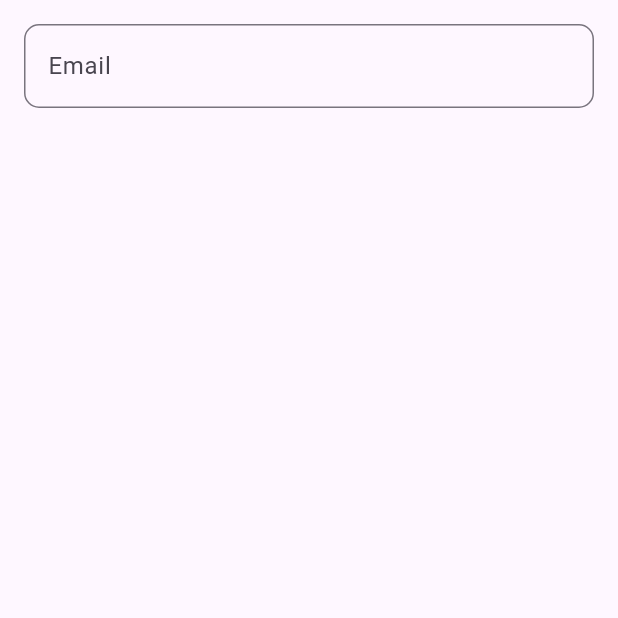
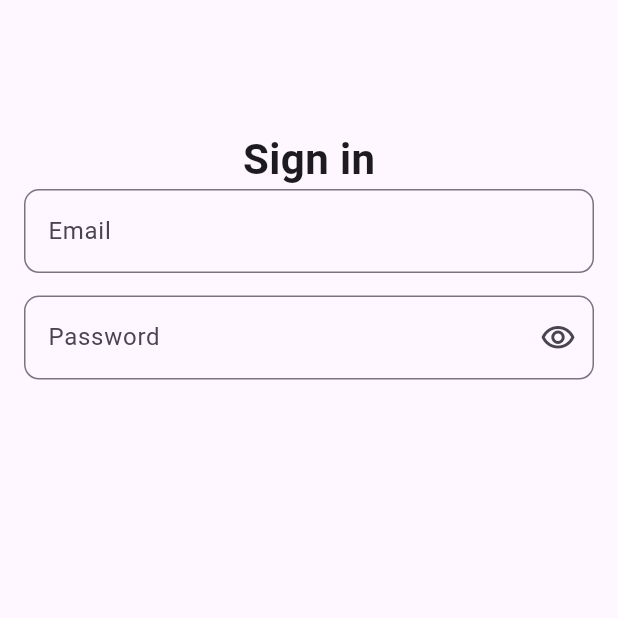
Before and after one commit to rimabenticha/noteary, a Flutter app: the screen it shows after launch, on a phone screen of 412 x 824 dp, the top half of it. Run offline on Flutter 3.47's test engine with Material 3 defaults, Android fonts, the phone set to English and light mode, and no system bars; our stand-ins replace cloud_firestore, dartz, dio, equatable, firebase_auth, get_it and 1 more; accounts and stored records are empty.

Commit message:
added password text form field

```diff
--- /dev/null
+++ b/lib/core/styles/styles.dart
@@ -0,0 +1,44 @@
+  import 'package:flutter/material.dart';
+
+abstract class Styles {
+  static const textStyle12 = TextStyle(
+    fontSize: 12,
+    fontWeight: FontWeight.normal,
+  );
+  static const textStyle13 = TextStyle(
+    fontSize: 13,
+    fontWeight: FontWeight.normal,
+  );
+  static const textStyle14 = TextStyle(
+    fontSize: 14,
+    fontWeight: FontWeight.normal,
+  );
+  static const textStyle16 = TextStyle(
+    fontSize: 16,
+    fontWeight: FontWeight.normal,
+  );
+  static const textStyle18 = TextStyle(
+    fontSize: 18,
+    fontWeight: FontWeight.normal,
+  );
+  static const textStyle20 = TextStyle(
+    fontSize: 20,
+    fontWeight: FontWeight.normal,
+  );
+  static const textStyle22 = TextStyle(
+    fontSize: 22,
+    fontWeight: FontWeight.normal,
+  );
+  static const textStyle24 = TextStyle(
+    fontSize: 24,
+    fontWeight: FontWeight.normal,
+  );
+  static const textStyle26 = TextStyle(
+    fontSize: 26,
+    fontWeight: FontWeight.normal,
+  );
+  static const textStyle28 = TextStyle(
+    fontSize: 28,
+    fontWeight: FontWeight.normal,
+  );
+}
--- /dev/null
+++ b/lib/core/widgets/custom_password_text_field.dart
@@ -0,0 +1,58 @@
+import 'package:flutter/material.dart';
+import 'package:flutter_application_1/core/styles/sizes.dart';
+
+class CustomPasswordTextField extends StatefulWidget {
+  const CustomPasswordTextField({
+    super.key,
+    required this.textController,
+    required this.label,
+    required this.hintText,
+    required this.warningText,
+  });
+
+  final TextEditingController textController;
+  final String label;
+  final String hintText;
+  final String warningText;
+
+  @override
+  State<CustomPasswordTextField> createState() =>
+      _CustomPasswordTextFieldState();
+}
+
+class _CustomPasswordTextFieldState extends State<CustomPasswordTextField> {
+  bool _isVisible = true;
+
+  @override
+  Widget build(BuildContext context) {
+    return TextFormField(
+      obscureText: _isVisible,
+      controller: widget.textController,
+      validator: (value) {
+        if (value == null || value.isEmpty) {
+          return widget.warningText;
+        }
+        return null;
+      },
+      decoration: InputDecoration(
+        hintText: widget.hintText,
+        label: Text(widget.label),
+        border: OutlineInputBorder(
+          borderRadius: kRadius10,
+          borderSide: const BorderSide(width: 1),
+        ),
+        suffixIcon: IconButton(
+          onPressed: () {
+            setState(() {
+              _isVisible = !_isVisible;
+            });
+          },
+          icon:
+              _isVisible
+                  ? const Icon(Icons.visibility_outlined)
+                  : const Icon(Icons.visibility_off_outlined),
+        ),
+      ),
+    );
+  }
+}
--- a/lib/features/auth/presentation/views/widgets/sign_in_form.dart
+++ b/lib/features/auth/presentation/views/widgets/sign_in_form.dart
@@ -1,4 +1,5 @@
 import 'package:flutter/material.dart';
+import 'package:flutter_application_1/core/widgets/custom_password_text_field.dart';
 import 'package:flutter_application_1/core/widgets/custom_text_form_field.dart';
 
 class SignInForm extends StatefulWidget {
@@ -32,6 +33,14 @@ class _SignInFormState extends State<SignInForm> {
             hintText: 'Enter your email',
             warningText: 'Please enter your email!',
           ),
+          const SizedBox(height: 15),
+          CustomPasswordTextField(
+            textController: _passwordController,
+            label: 'Password',
+            hintText: 'Enter your password',
+            warningText: 'Please enter your password!',
+          ),
+
         ],
       ),
     );
--- a/lib/features/auth/presentation/views/widgets/signin_screen_body.dart
+++ b/lib/features/auth/presentation/views/widgets/signin_screen_body.dart
@@ -1,4 +1,5 @@
 import 'package:flutter/material.dart';
+import 'package:flutter_application_1/core/styles/styles.dart';
 import 'package:flutter_application_1/features/auth/presentation/views/widgets/sign_in_form.dart';
 
 class SigninScreenBody extends StatelessWidget {
@@ -6,9 +7,20 @@ class SigninScreenBody extends StatelessWidget {
 
   @override
   Widget build(BuildContext context) {
-    return const SingleChildScrollView(
-      padding: EdgeInsets.all(16),
-      child: SignInForm(),
+    return SingleChildScrollView(
+      padding: const EdgeInsets.all(16),
+      child: Column(
+        children: [
+          SizedBox(height: MediaQuery.of(context).size.height * 0.085),
+
+          Text(
+            'Sign in',
+            style: Styles.textStyle28.copyWith(fontWeight: FontWeight.bold),
+          ),
+
+          const SignInForm(),
+        ],
+      ),
     );
   }
 }
```
